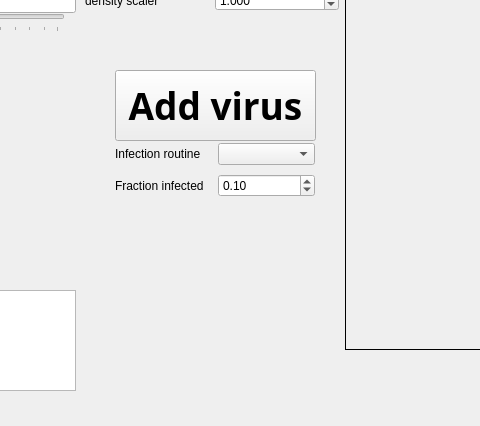
The window that mainwindow.ui (thijsjanzen/onco_viral_sim) describes before a commit, drawn with Qt 5; both pictures show x 285 to 765 and y 410 to 836 of the 1394 by 836 pixel window.
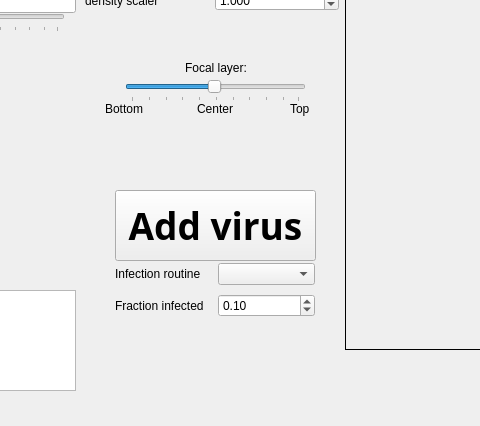
The same window after the commit. Custom widgets are drawn as their Qt base class.

Patch:
```diff
--- a/mainwindow.ui
+++ b/mainwindow.ui
@@ -238,7 +238,7 @@
     <property name="geometry">
      <rect>
       <x>400</x>
-      <y>480</y>
+      <y>600</y>
       <width>201</width>
       <height>71</height>
      </rect>
@@ -373,7 +373,7 @@
     <property name="geometry">
      <rect>
       <x>400</x>
-      <y>550</y>
+      <y>670</y>
       <width>200</width>
       <height>60</height>
      </rect>
@@ -917,6 +917,97 @@
      <double>1.000000000000000</double>
     </property>
    </widget>
+   <widget class="QSlider" name="depth_slider">
+    <property name="geometry">
+     <rect>
+      <x>410</x>
+      <y>490</y>
+      <width>181</width>
+      <height>22</height>
+     </rect>
+    </property>
+    <property name="font">
+     <font>
+      <pointsize>5</pointsize>
+     </font>
+    </property>
+    <property name="minimum">
+     <number>1</number>
+    </property>
+    <property name="maximum">
+     <number>100</number>
+    </property>
+    <property name="singleStep">
+     <number>1</number>
+    </property>
+    <property name="value">
+     <number>50</number>
+    </property>
+    <property name="tracking">
+     <bool>true</bool>
+    </property>
+    <property name="orientation">
+     <enum>Qt::Horizontal</enum>
+    </property>
+    <property name="invertedAppearance">
+     <bool>false</bool>
+    </property>
+    <property name="invertedControls">
+     <bool>false</bool>
+    </property>
+    <property name="tickPosition">
+     <enum>QSlider::TicksBelow</enum>
+    </property>
+    <property name="tickInterval">
+     <number>10</number>
+    </property>
+   </widget>
+   <widget class="QLabel" name="label_26">
+    <property name="geometry">
+     <rect>
+      <x>470</x>
+      <y>470</y>
+      <width>71</width>
+      <height>16</height>
+     </rect>
+    </property>
+    <property name="text">
+     <string>Focal layer:</string>
+    </property>
+   </widget>
+   <widget class="QWidget" name="">
+    <property name="geometry">
+     <rect>
+      <x>390</x>
+      <y>510</y>
+      <width>271</width>
+      <height>18</height>
+     </rect>
+    </property>
+    <layout class="QHBoxLayout" name="horizontalLayout">
+     <item>
+      <widget class="QLabel" name="label_33">
+       <property name="text">
+        <string>Bottom</string>
+       </property>
+      </widget>
+     </item>
+     <item>
+      <widget class="QLabel" name="label_31">
+       <property name="text">
+        <string>Center</string>
+       </property>
+      </widget>
+     </item>
+     <item>
+      <widget class="QLabel" name="label_32">
+       <property name="text">
+        <string>Top</string>
+       </property>
+      </widget>
+     </item>
+    </layout>
+   </widget>
    <zorder>layoutWidget</zorder>
    <zorder>layoutWidget</zorder>
    <zorder>q_label</zorder>
```
Left out of the diff: 5 changed lines with no effect on the pictures.
